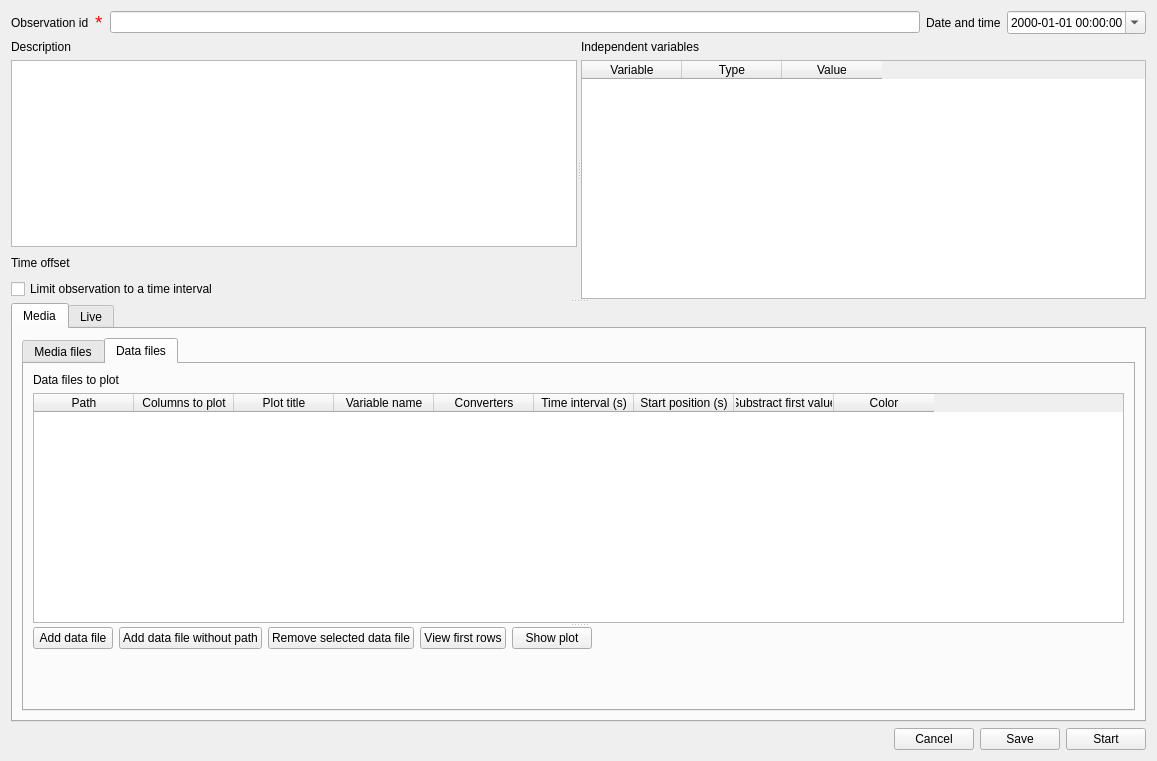
First picture: the form in boris/observation.ui, repository olivierfriard/BORIS, before the edit.
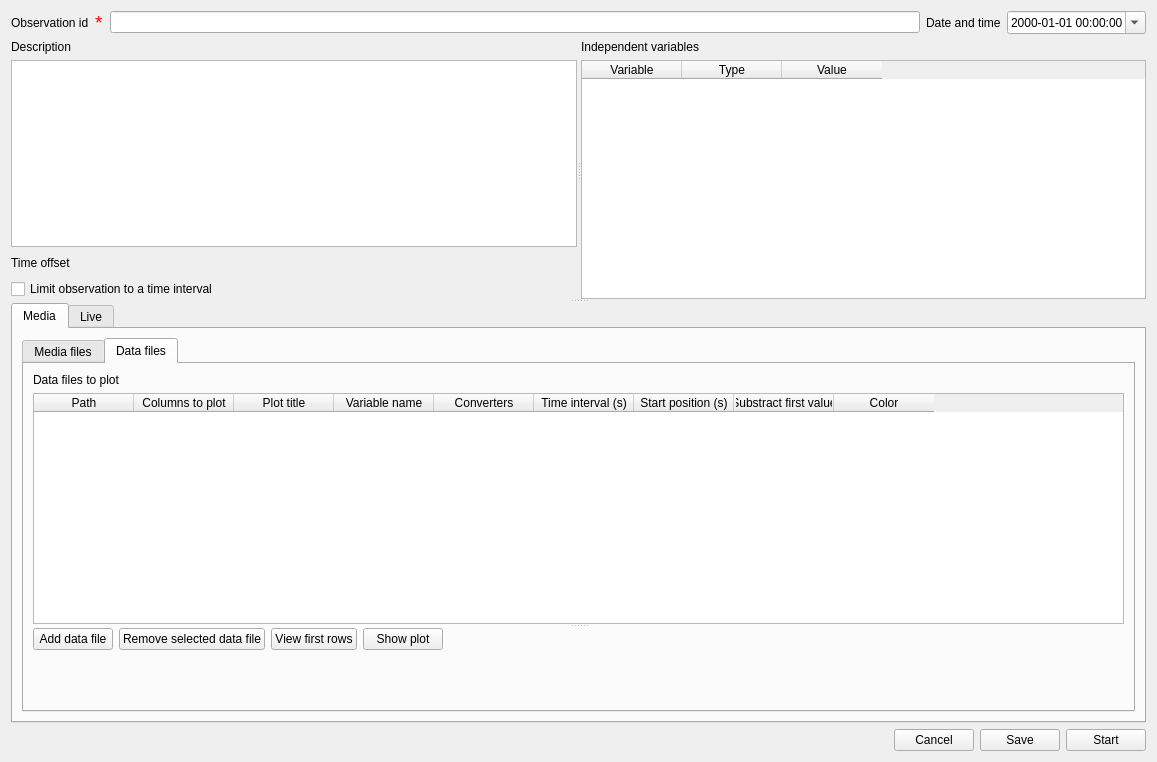
Second picture: the form after the edit. The open tabs and pages were chosen to show the change.

Patch:
```diff
--- a/boris/observation.ui
+++ b/boris/observation.ui
@@ -7,7 +7,7 @@
     <x>0</x>
     <y>0</y>
     <width>1157</width>
-    <height>761</height>
+    <height>762</height>
    </rect>
   </property>
   <property name="windowTitle">
@@ -439,13 +439,6 @@
                        </property>
                       </widget>
                      </item>
-                     <item>
-                      <widget class="QPushButton" name="pb_add_data_file_wo_path">
-                       <property name="text">
-                        <string>Add data file without path</string>
-                       </property>
-                      </widget>
-                     </item>
                      <item>
                       <widget class="QPushButton" name="pb_remove_data_file">
                        <property name="text">
```
Left out of the diff: 2 changed lines with no effect on the pictures.
